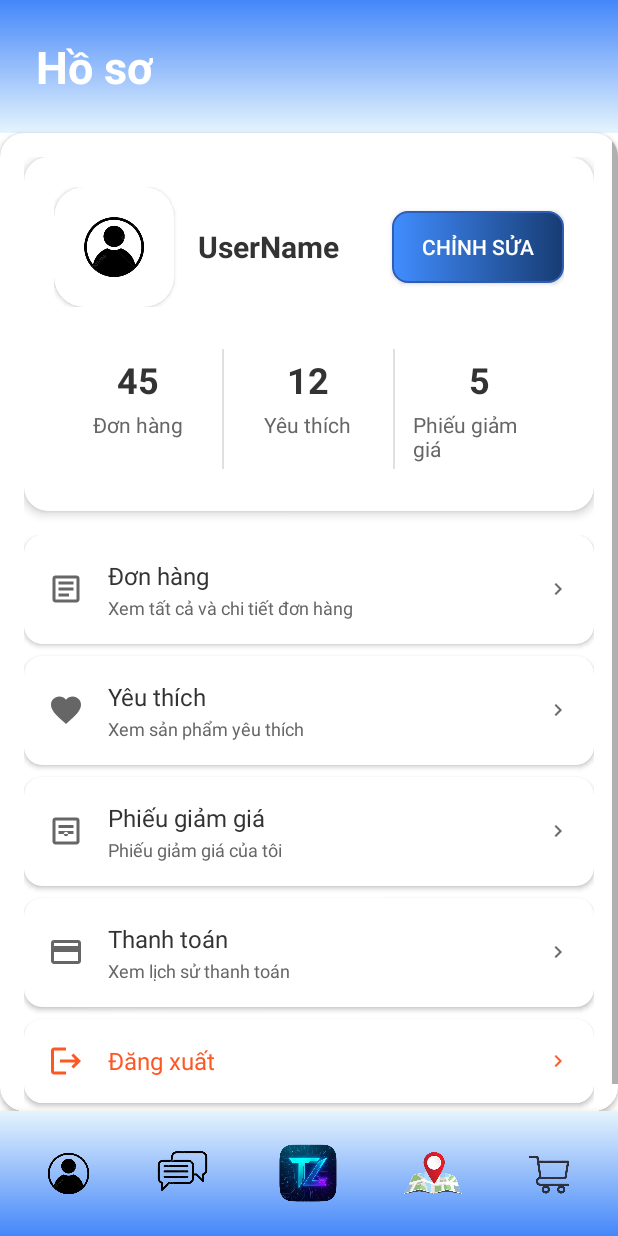
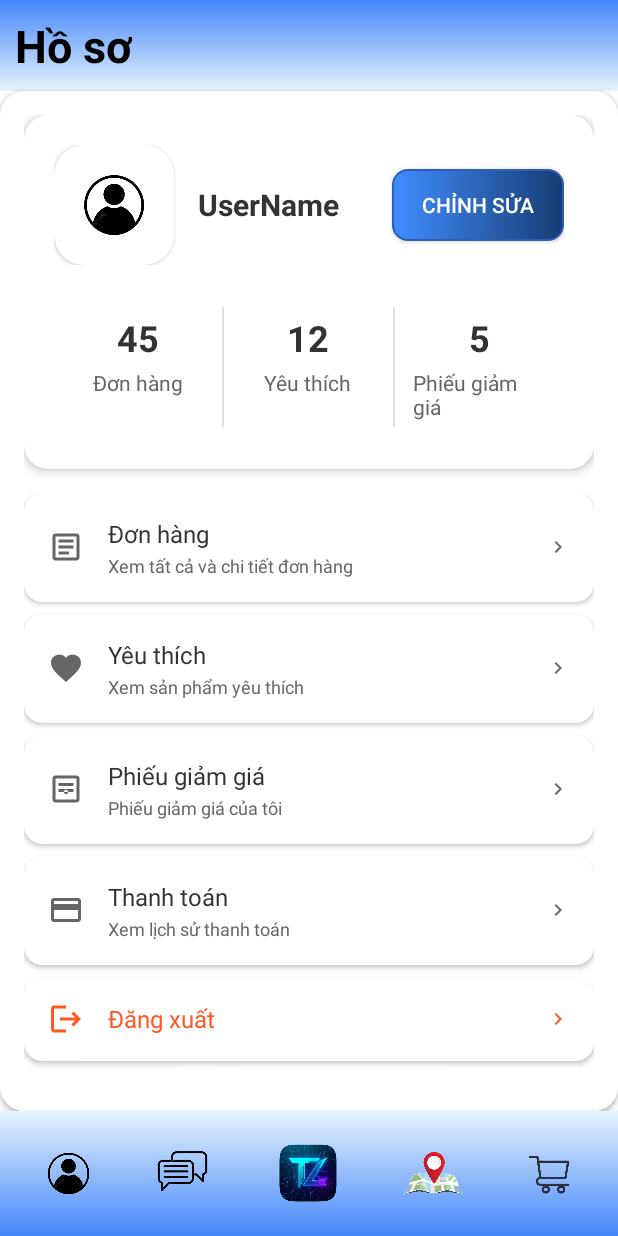
Before and after one commit to PRM392-FinalProject-G2/PRM392_FinalProject_ProductSaleApp_MB, an Android app: the ProfileActivity screen opened directly, with no data from a screen before it, on a phone screen of 412 x 824 dp. Run offline under Robolectric (Android 15) with nearby library versions, the phone set to English and light mode, and no system bars; pictures from the network do not load; 1 statement that could not run was skipped.

Commit message:
fix decord

```diff
--- a/PRM392_FinalProject_ProductSaleApp_Group2/app/src/main/res/layout/activity_edit_profile.xml
+++ b/PRM392_FinalProject_ProductSaleApp_Group2/app/src/main/res/layout/activity_edit_profile.xml
@@ -23,7 +23,7 @@
         <!-- Keep header empty visually (gradient only) -->
         <View
             android:layout_width="match_parent"
-            android:layout_height="48dp" />
+            android:layout_height="20dp" />
 
     </LinearLayout>
 
--- a/PRM392_FinalProject_ProductSaleApp_Group2/app/src/main/res/layout/activity_profile.xml
+++ b/PRM392_FinalProject_ProductSaleApp_Group2/app/src/main/res/layout/activity_profile.xml
@@ -15,7 +15,7 @@
         android:layout_height="wrap_content"
         android:orientation="vertical"
         android:background="@drawable/bg_gradient"
-        android:padding="24dp"
+        android:padding="10dp"
         android:fitsSystemWindows="false"
         app:layout_constraintTop_toTopOf="parent"
         app:layout_constraintStart_toStartOf="parent"
@@ -26,7 +26,7 @@
             android:layout_width="wrap_content"
             android:layout_height="wrap_content"
             android:text="Hồ sơ"
-            android:textColor="#FFFFFF"
+            android:textColor="@color/black"
             android:textSize="30sp"
             android:textStyle="bold" />
 
```
